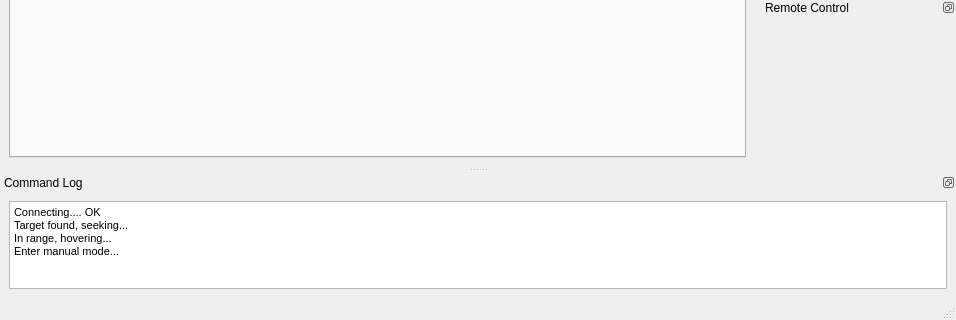
Above: heliview/src/ApplicationFrame.ui from gcsmith/ktgt-uav-desktop before the change; both pictures show x 0 to 956 and y 418 to 738 of the 956 by 738 pixel window. Below: the same form after it.
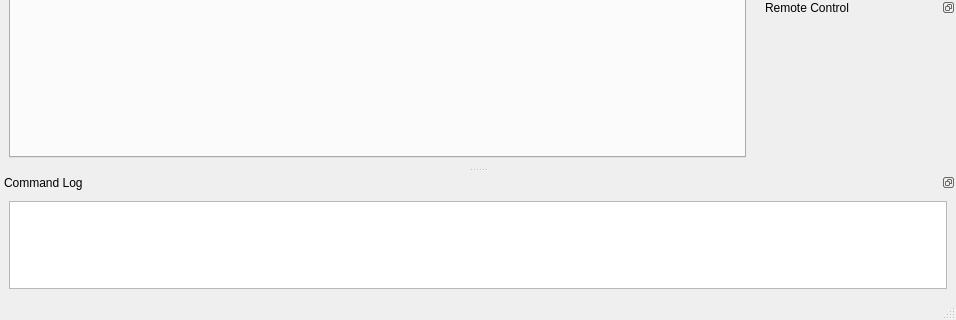
That is the form after the change. Icons and pictures are not drawn.

Commit message: command dialog logging as well as file logging add

```diff
--- a/heliview/src/ApplicationFrame.ui
+++ b/heliview/src/ApplicationFrame.ui
@@ -593,6 +593,7 @@
         </sizepolicy>
        </property>
        <property name="html">
+           <!--
         <string>&lt;!DOCTYPE HTML PUBLIC &quot;-//W3C//DTD HTML 4.0//EN&quot; &quot;http://www.w3.org/TR/REC-html40/strict.dtd&quot;&gt;
 &lt;html&gt;&lt;head&gt;&lt;meta name=&quot;qrichtext&quot; content=&quot;1&quot; /&gt;&lt;style type=&quot;text/css&quot;&gt;
 p, li { white-space: pre-wrap; }
@@ -604,6 +605,8 @@
 &lt;p style=&quot; margin-top:0px; margin-bottom:0px; margin-left:0px; margin-right:0px; -qt-block-indent:0; text-indent:0px;&quot;&gt;&lt;span style=&quot; font-family:'Liberation Sans'; font-size:8pt;&quot;&gt;Target found, seeking...&lt;/span&gt;&lt;/p&gt;
 &lt;p style=&quot; margin-top:0px; margin-bottom:0px; margin-left:0px; margin-right:0px; -qt-block-indent:0; text-indent:0px;&quot;&gt;&lt;span style=&quot; font-family:'Liberation Sans'; font-size:8pt;&quot;&gt;In range, hovering...&lt;/span&gt;&lt;/p&gt;
 &lt;p style=&quot; margin-top:0px; margin-bottom:0px; margin-left:0px; margin-right:0px; -qt-block-indent:0; text-indent:0px;&quot;&gt;&lt;span style=&quot; font-family:'Liberation Sans'; font-size:8pt;&quot;&gt;Enter manual mode...&lt;/span&gt;&lt;/p&gt;&lt;/td&gt;&lt;/tr&gt;&lt;/table&gt;&lt;/body&gt;&lt;/html&gt;</string>
+-->
+        <string></string>
        </property>
       </widget>
      </item>
```
The commit also changes 6 other files.
